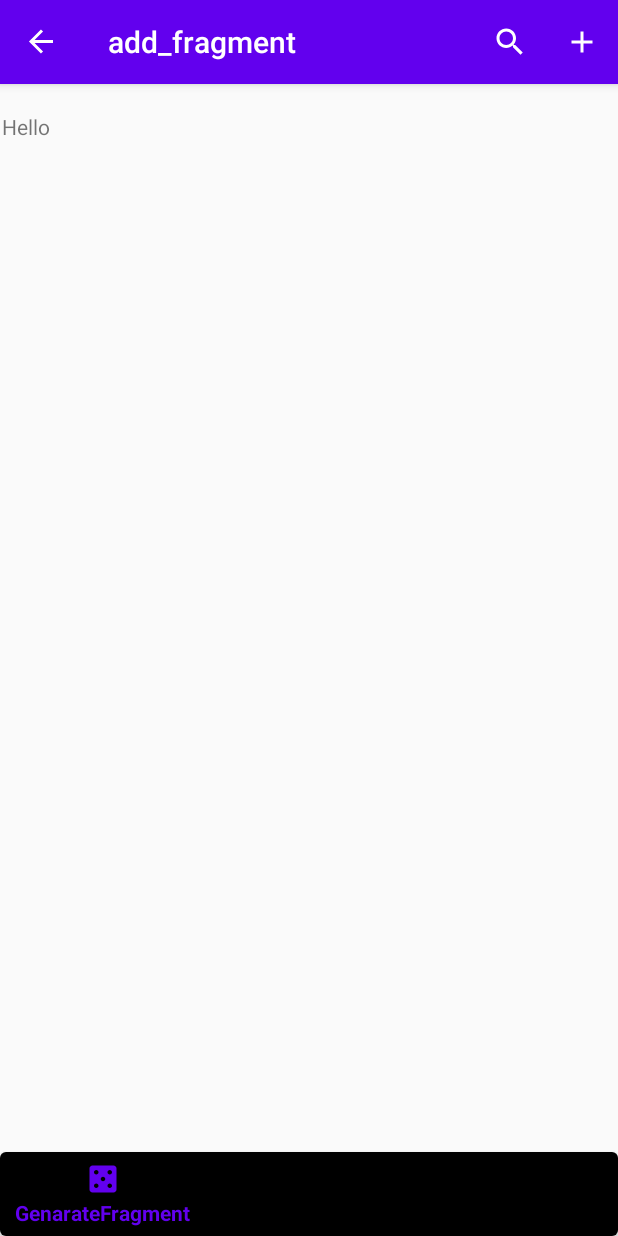
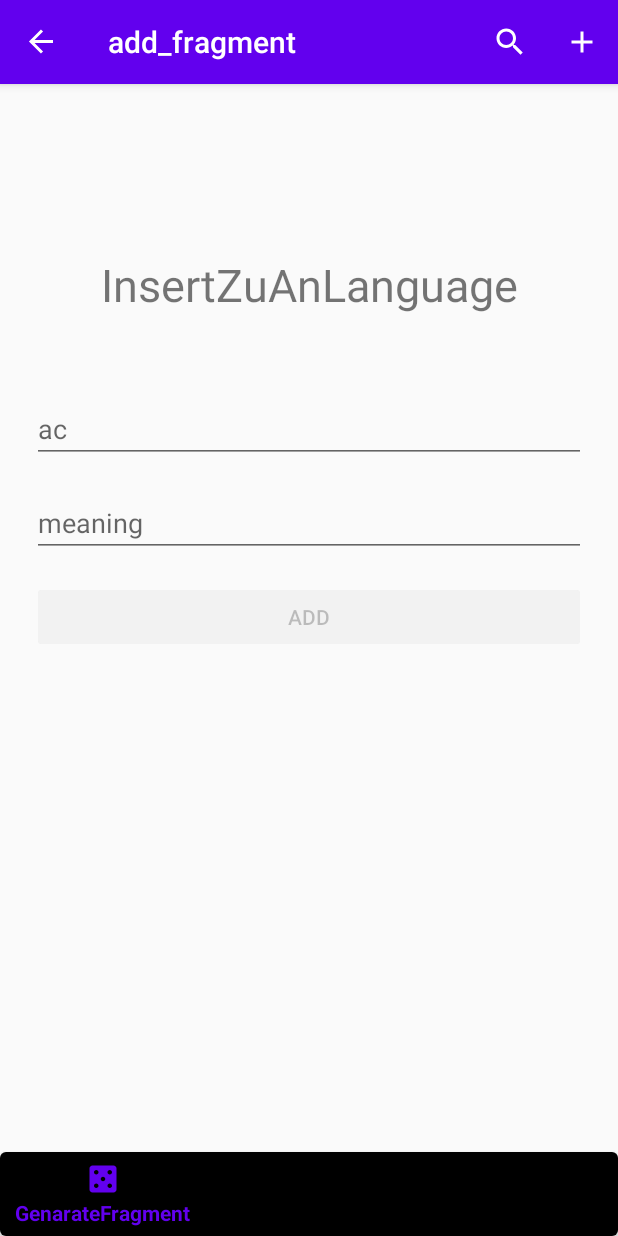
Before and after one commit to Patrick00017/ZuAnLanguage, an Android app: the DataFragment screen opened through its navigation route, after a tap on "Add", on a phone screen of 412 x 824 dp. Run offline under Robolectric (Android 15) with nearby library versions, the phone set to English and light mode, and no system bars; our stand-ins replace Room's generated code, navigation-ui.

Commit message:
add: add AddFragment.kt to the project, to add words.

```diff
--- a/app/src/main/java/com/example/zuanlanguage/database/LanguageDatabase.kt
+++ b/app/src/main/java/com/example/zuanlanguage/database/LanguageDatabase.kt
@@ -1,9 +1,35 @@
 package com.example.zuanlanguage.database
 
+import android.content.Context
 import androidx.room.Database
+import androidx.room.Room
 import androidx.room.RoomDatabase
 
 @Database(entities = [ Language::class ], version = 1, exportSchema = false)
 abstract class LanguageDatabase: RoomDatabase() {
+    companion object{
+        private var instance: LanguageDatabase? = null
+        @Synchronized
+        fun get(context: Context): LanguageDatabase{
+            if(instance == null){
+                instance = Room.databaseBuilder(context, LanguageDatabase::class.java, "database").build()
+            }
+            return instance as LanguageDatabase
+        }
+    }
+
+
+//   kotlin singleton
+//    class Config{
+//        companion object{
+//            private var instance:Config?=null
+//            @Synchronized
+//            fun get():Config{
+//                if(nnull==instance) instance=Config()
+//                return instance
+//            }
+//        }
+//    }
+
     abstract fun languageDao(): LanguageDao
 }
--- a/app/src/main/java/com/example/zuanlanguage/fragment/AddFragment.kt
+++ b/app/src/main/java/com/example/zuanlanguage/fragment/AddFragment.kt
@@ -1,37 +1,61 @@
 package com.example.zuanlanguage.fragment
 
-import android.opengl.Visibility
-import androidx.lifecycle.ViewModelProviders
 import android.os.Bundle
+import android.text.Editable
+import android.text.TextWatcher
 import androidx.fragment.app.Fragment
 import android.view.LayoutInflater
 import android.view.View
 import android.view.ViewGroup
-import androidx.core.view.isVisible
-import com.example.zuanlanguage.viewModel.AddViewModel
+import androidx.navigation.fragment.findNavController
 import com.example.zuanlanguage.R
-import kotlinx.android.synthetic.main.activity_main.*
+import com.example.zuanlanguage.database.Language
+import com.example.zuanlanguage.viewModel.DataViewModel
+import kotlinx.android.synthetic.main.fragment_add.*
 
 class AddFragment : Fragment() {
 
-    companion object {
-        fun newInstance() = AddFragment()
+    private lateinit var _viewModel: DataViewModel
+
+    override fun onCreate(savedInstanceState: Bundle?) {
+        super.onCreate(savedInstanceState)
     }
-
-    private lateinit var viewModel: AddViewModel
 
     override fun onCreateView(
         inflater: LayoutInflater, container: ViewGroup?,
         savedInstanceState: Bundle?
     ): View? {
-//        requireActivity().cardView.isVisible = false
-        return inflater.inflate(R.layout.add_fragment, container, false)
+        // Inflate the layout for this fragment
+        return inflater.inflate(R.layout.fragment_add, container, false)
     }
 
     override fun onActivityCreated(savedInstanceState: Bundle?) {
         super.onActivityCreated(savedInstanceState)
-        viewModel = ViewModelProviders.of(this).get(AddViewModel::class.java)
-        // TODO: Use the ViewModel
+        _viewModel = DataViewModel(requireActivity().application)
+        addLanguage.isEnabled = false
+        val textWatcher = object: TextWatcher {
+            override fun afterTextChanged(s: Editable?) {
+
+            }
+
+            override fun beforeTextChanged(s: CharSequence?, start: Int, count: Int, after: Int) {
+
+            }
+
+            override fun onTextChanged(s: CharSequence?, start: Int, before: Int, count: Int) {
+                addLanguage.isEnabled = editTextTextAc.text.toString() != "" && editTextTextMeaning.text.toString() != ""
+            }
+        }
+
+        editTextTextAc.addTextChangedListener(textWatcher)
+        editTextTextMeaning.addTextChangedListener(textWatcher)
+
+        addLanguage.setOnClickListener{
+            val insert = Language(editTextTextAc.text.toString(), editTextTextMeaning.text.toString())
+            _viewModel.insertData(insert)
+            findNavController().navigateUp()
+        }
     }
 
+
 }
--- a/app/src/main/java/com/example/zuanlanguage/fragment/DataFragment.kt
+++ b/app/src/main/java/com/example/zuanlanguage/fragment/DataFragment.kt
@@ -1,44 +1,45 @@
 package com.example.zuanlanguage.fragment
+import android.content.Intent
 import android.os.Bundle
 import android.view.*
 import android.widget.SearchView
 import androidx.fragment.app.Fragment
-import androidx.fragment.app.viewModels
 import androidx.lifecycle.Observer
-import androidx.navigation.NavController
 import androidx.navigation.fragment.findNavController
 import androidx.recyclerview.widget.LinearLayoutManager
-import androidx.room.Room
 import com.example.zuanlanguage.viewModel.DataViewModel
 import com.example.zuanlanguage.R
 import com.example.zuanlanguage.adapter.DataFragmentRecyclerAdapter
-import com.example.zuanlanguage.database.LanguageDao
-import com.example.zuanlanguage.database.LanguageDatabase
 import kotlinx.android.synthetic.main.data_fragment.*
 
 class DataFragment : Fragment() {
 
     companion object {
         fun newInstance() = DataFragment()
+        val LAUCHKEY = "LauchFirst"
     }
 
-    private lateinit var _database: LanguageDatabase
-    private lateinit var _dao: LanguageDao
     private lateinit var _adapter: DataFragmentRecyclerAdapter
-    private val _viewModel by viewModels<DataViewModel>()
+    private lateinit var _viewModel: DataViewModel
     override fun onCreateView(
         inflater: LayoutInflater, container: ViewGroup?,
         savedInstanceState: Bundle?
     ): View? {
         setHasOptionsMenu(true)
+
         return inflater.inflate(R.layout.data_fragment, container, false)
     }
 
     override fun onActivityCreated(savedInstanceState: Bundle?) {
         super.onActivityCreated(savedInstanceState)
-        _database = Room.databaseBuilder(requireContext(), LanguageDatabase::class.java, "database").build()
-        _dao = _database.languageDao()
 
+//        if (savedInstanceState == null) {
+//            val a = Language("dnm", "叼你妈")
+//            val b = Language("nmd", "你妈的")
+//            _viewModel.insertData(a,b)
+//        }
+
+        _viewModel = DataViewModel(requireActivity().application)
         _adapter = DataFragmentRecyclerAdapter()
         recyclerView.apply {
             layoutManager = LinearLayoutManager(
@@ -49,7 +50,6 @@ class DataFragment : Fragment() {
             adapter = _adapter
         }
 
-        _viewModel.dao = _dao
 
         _viewModel.fetchAllData()
         _viewModel.allDataLive?.observe(viewLifecycleOwner, Observer {
@@ -76,11 +76,16 @@ class DataFragment : Fragment() {
     override fun onOptionsItemSelected(item: MenuItem): Boolean {
         when(item.itemId){
             R.id.addButton -> {
-                findNavController().navigate(R.id.action_DataFragment_to_addFragment)
+                findNavController().navigate(R.id.action_DataFragment_to_addFragment2)
             }
         }
         return super.onOptionsItemSelected(item)
     }
 
+    override fun onSaveInstanceState(outState: Bundle) {
+        outState.putBoolean(LAUCHKEY, true)
+        super.onSaveInstanceState(outState)
+    }
+
 
 }
--- a/app/src/main/java/com/example/zuanlanguage/viewModel/AddViewModel.kt
+++ /dev/null
@@ -1,7 +0,0 @@
-package com.example.zuanlanguage.viewModel
-
-import androidx.lifecycle.ViewModel
-
-class AddViewModel : ViewModel() {
-    // TODO: Implement the ViewModel
-}
--- a/app/src/main/java/com/example/zuanlanguage/viewModel/DataViewModel.kt
+++ b/app/src/main/java/com/example/zuanlanguage/viewModel/DataViewModel.kt
@@ -1,24 +1,28 @@
 package com.example.zuanlanguage.viewModel
 
+import android.app.Application
+import androidx.lifecycle.AndroidViewModel
 import androidx.lifecycle.LiveData
 import androidx.lifecycle.ViewModel
 import androidx.lifecycle.viewModelScope
 import com.example.zuanlanguage.database.Language
 import com.example.zuanlanguage.database.LanguageDao
+import com.example.zuanlanguage.database.LanguageDatabase
 import kotlinx.coroutines.launch
 
-class DataViewModel : ViewModel() {
-    var dao: LanguageDao ?= null
+class DataViewModel(application: Application) : AndroidViewModel(application) {
+    //data
     var allDataLive: LiveData<List<Language>> ?= null
 
-    public fun fetchAllData(){
+    private var dao: LanguageDao ?= null
+    private var database: LanguageDatabase = LanguageDatabase.get(application)
+
+    init {
+        dao = database.languageDao()
+    }
+
+    fun fetchAllData(){
         allDataLive = dao?.fetchAllData()
-//        if(allDataLive?.value == null){
-//            val a = Language("dnm", "叼你妈")
-//            val b = Language("nmd", "你妈的")
-//            insertData(a,b)
-//            allDataLive = dao?.fetchAllData()
-//        }
     }
 
     fun insertData(vararg language: Language){
--- a/app/src/main/res/layout/data_fragment.xml
+++ b/app/src/main/res/layout/data_fragment.xml
@@ -1,8 +1,10 @@
 <?xml version="1.0" encoding="utf-8"?>
-    <androidx.constraintlayout.widget.ConstraintLayout
+<androidx.coordinatorlayout.widget.CoordinatorLayout
     xmlns:android="http://schemas.android.com/apk/res/android"
     xmlns:app="http://schemas.android.com/apk/res-auto"
-        xmlns:tools="http://schemas.android.com/tools"
+    android:layout_width="match_parent"
+    android:layout_height="match_parent">
+    <androidx.constraintlayout.widget.ConstraintLayout
         android:layout_width="match_parent"
         android:layout_height="match_parent">
 
@@ -10,7 +12,6 @@
             android:id="@+id/recyclerView"
             android:layout_width="0dp"
             android:layout_height="0dp"
-        android:layout_marginTop="60dp"
             app:layout_constraintBottom_toBottomOf="parent"
             app:layout_constraintEnd_toEndOf="parent"
             app:layout_constraintStart_toStartOf="parent"
@@ -19,3 +20,4 @@
         </androidx.recyclerview.widget.RecyclerView>
 
     </androidx.constraintlayout.widget.ConstraintLayout>
+</androidx.coordinatorlayout.widget.CoordinatorLayout>
--- /dev/null
+++ b/app/src/main/res/layout/fragment_add.xml
@@ -0,0 +1,61 @@
+<?xml version="1.0" encoding="utf-8"?>
+<androidx.constraintlayout.widget.ConstraintLayout xmlns:android="http://schemas.android.com/apk/res/android"
+    xmlns:app="http://schemas.android.com/apk/res-auto"
+    android:layout_width="match_parent"
+    android:layout_height="match_parent">
+
+    <TextView
+        android:id="@+id/title"
+        android:layout_width="wrap_content"
+        android:layout_height="wrap_content"
+        android:text="@string/AddLabel"
+        android:textSize="30sp"
+        app:layout_constraintBottom_toBottomOf="parent"
+        app:layout_constraintEnd_toEndOf="parent"
+        app:layout_constraintStart_toStartOf="parent"
+        app:layout_constraintTop_toTopOf="parent"
+        app:layout_constraintVertical_bias=".15" />
+
+    <EditText
+        android:id="@+id/editTextTextAc"
+        android:layout_width="0dp"
+        android:layout_height="wrap_content"
+        android:layout_marginLeft="20dp"
+        android:layout_marginRight="20dp"
+        android:autofillHints=""
+        android:ems="10"
+        android:hint="@string/ac"
+        android:inputType="textPersonName"
+        app:layout_constraintBottom_toBottomOf="parent"
+        app:layout_constraintEnd_toEndOf="parent"
+        app:layout_constraintStart_toStartOf="parent"
+        app:layout_constraintTop_toTopOf="parent"
+        app:layout_constraintVertical_bias=".3" />
+
+    <EditText
+        android:id="@+id/editTextTextMeaning"
+        android:layout_width="0dp"
+        android:layout_height="wrap_content"
+        android:autofillHints=""
+        android:ems="10"
+        android:hint="@string/meaning"
+        android:inputType="textPersonName"
+        app:layout_constraintBottom_toBottomOf="parent"
+        app:layout_constraintEnd_toEndOf="@+id/editTextTextAc"
+        app:layout_constraintStart_toStartOf="@+id/editTextTextAc"
+        app:layout_constraintTop_toTopOf="parent"
+        app:layout_constraintVertical_bias="0.4" />
+
+    <Button
+        android:id="@+id/addLanguage"
+        style="@style/Widget.AppCompat.Button.Colored"
+        android:layout_width="0dp"
+        android:layout_height="wrap_content"
+        android:text="@string/add"
+        android:textColorLink="#DA1A1A"
+        app:layout_constraintBottom_toBottomOf="parent"
+        app:layout_constraintEnd_toEndOf="@+id/editTextTextAc"
+        app:layout_constraintStart_toStartOf="@+id/editTextTextAc"
+        app:layout_constraintTop_toTopOf="parent"
+        app:layout_constraintVertical_bias="0.5" />
+</androidx.constraintlayout.widget.ConstraintLayout>
--- a/app/src/main/res/navigation/nav_graph.xml
+++ b/app/src/main/res/navigation/nav_graph.xml
@@ -16,8 +16,8 @@
         android:label="data_fragment"
         tools:layout="@layout/data_fragment" >
         <action
-            android:id="@+id/action_DataFragment_to_addFragment"
-            app:destination="@id/addFragment" />
+            android:id="@+id/action_DataFragment_to_addFragment2"
+            app:destination="@id/addFragment2" />
     </fragment>
     <fragment
         android:id="@+id/MineFragment"
@@ -25,7 +25,7 @@
         android:label="mine_fragment"
         tools:layout="@layout/mine_fragment" />
     <fragment
-        android:id="@+id/addFragment"
+        android:id="@+id/addFragment2"
         android:name="com.example.zuanlanguage.fragment.AddFragment"
         android:label="add_fragment"
         tools:layout="@layout/add_fragment" />
--- a/app/src/main/res/values/strings.xml
+++ b/app/src/main/res/values/strings.xml
@@ -5,4 +5,9 @@
     <string name="MineFragment">MineFragment</string>
     <string name="search">Search</string>
     <string name="add">Add</string>
+    <string name="ac">ac</string>
+    <string name="meaning">meaning</string>
+    <string name="AddLabel">InsertZuAnLanguage</string>
+    <!-- TODO: Remove or change this placeholder text -->
+    <string name="hello_blank_fragment">Hello blank fragment</string>
 </resources>
```
Lines whose indentation alone changed are shown as unchanged.
